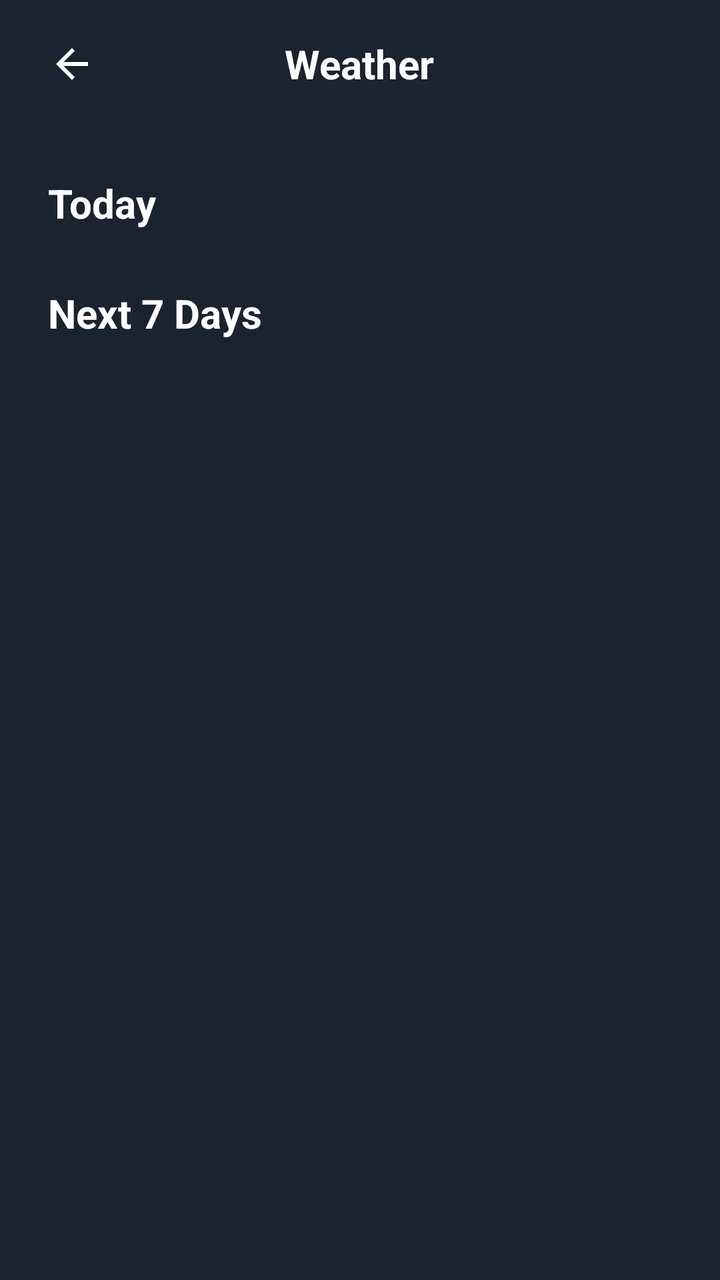
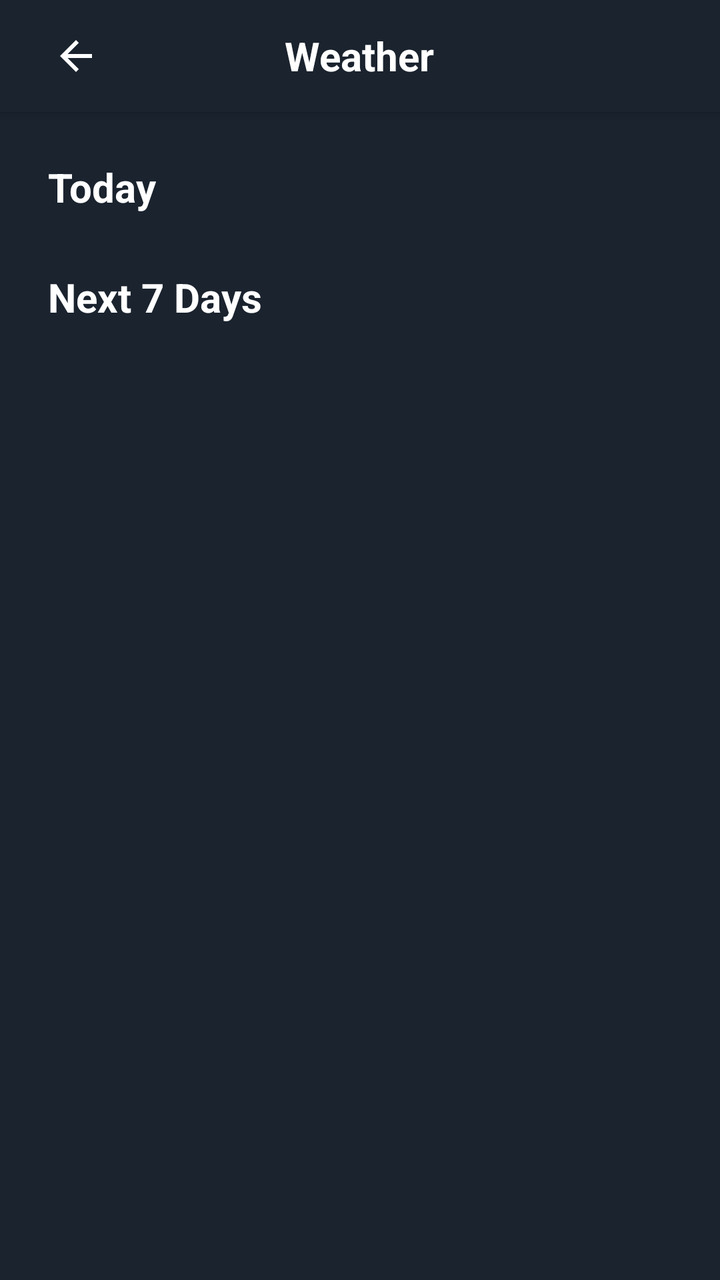

Before-and-after screenshots of an Android layout around one commit, followed by the original layout XML and the change that was made.
<!-- AndroidManifest.xml: application theme Theme.TravelBuddy -->
<!-- res/layout/activity_weather_details.xml -->
<?xml version="1.0" encoding="utf-8"?>
<androidx.constraintlayout.widget.ConstraintLayout xmlns:android="http://schemas.android.com/apk/res/android"
    xmlns:app="http://schemas.android.com/apk/res-auto"
    xmlns:tools="http://schemas.android.com/tools"
    android:id="@+id/main"
    android:layout_width="match_parent"
    android:layout_height="match_parent"
    android:background="@color/onboarding_bg"
    tools:context=".WeatherDetailsActivity">

    
    <RelativeLayout
        android:id="@+id/rlHeader"
        android:layout_width="match_parent"
        android:layout_height="?attr/actionBarSize"
        android:paddingHorizontal="16dp"
        app:layout_constraintTop_toTopOf="parent">

        <ImageView
            android:id="@+id/ivBack"
            android:layout_width="40dp"
            android:layout_height="40dp"
            android:layout_centerVertical="true"
            android:padding="8dp"
            android:src="@drawable/abc_ic_ab_back_material"
            app:tint="@color/white" />

        <TextView
            android:id="@+id/tvWeatherHeader"
            android:layout_width="wrap_content"
            android:layout_height="wrap_content"
            android:layout_centerInParent="true"
            android:text="Weather"
            android:textColor="@color/white"
            android:textSize="20sp"
            android:textStyle="bold" />
    </RelativeLayout>

    <androidx.core.widget.NestedScrollView
        android:layout_width="match_parent"
        android:layout_height="0dp"
        app:layout_constraintBottom_toBottomOf="parent"
        app:layout_constraintTop_toBottomOf="@id/rlHeader">

        <LinearLayout
            android:layout_width="match_parent"
            android:layout_height="wrap_content"
            android:orientation="vertical"
            android:paddingBottom="40dp">

            
            <TextView
                android:layout_width="wrap_content"
                android:layout_height="wrap_content"
                android:layout_marginStart="24dp"
                android:layout_marginTop="24dp"
                android:text="Today"
                android:textColor="@color/white"
                android:textSize="20sp"
                android:textStyle="bold" />

            <androidx.recyclerview.widget.RecyclerView
                android:id="@+id/rvHourly"
                android:layout_width="match_parent"
                android:layout_height="wrap_content"
                android:layout_marginTop="16dp"
                android:clipToPadding="false"
                android:orientation="horizontal"
                android:paddingHorizontal="16dp"
                app:layoutManager="androidx.recyclerview.widget.LinearLayoutManager"
                tools:listitem="@layout/item_weather_hourly" />


            
            <TextView
                android:layout_width="wrap_content"
                android:layout_height="wrap_content"
                android:layout_marginStart="24dp"
                android:layout_marginTop="12dp"
                android:text="Next 7 Days"
                android:textColor="@color/white"
                android:textSize="20sp"
                android:textStyle="bold" />

            <androidx.recyclerview.widget.RecyclerView
                android:id="@+id/rvDaily"
                android:layout_width="match_parent"
                android:layout_height="wrap_content"
                android:layout_marginTop="16dp"
                android:paddingHorizontal="20dp"
                android:nestedScrollingEnabled="false"
                tools:listitem="@layout/item_weather_daily" />

        </LinearLayout>
    </androidx.core.widget.NestedScrollView>

</androidx.constraintlayout.widget.ConstraintLayout>
<!-- res/layout/item_weather_hourly.xml (included above) -->
<?xml version="1.0" encoding="utf-8"?>
<com.google.android.material.card.MaterialCardView xmlns:android="http://schemas.android.com/apk/res/android"
    xmlns:app="http://schemas.android.com/apk/res-auto"
    android:layout_width="90dp"
    android:layout_height="140dp"
    android:layout_margin="6dp"
    app:cardBackgroundColor="#242F3E"
    app:cardCornerRadius="24dp"
    app:cardElevation="0dp">

    <LinearLayout
        android:layout_width="match_parent"
        android:layout_height="match_parent"
        android:gravity="center"
        android:orientation="vertical"
        android:padding="8dp">

        <TextView
            android:id="@+id/tvHourlyTime"
            android:layout_width="wrap_content"
            android:layout_height="wrap_content"
            android:text="10 AM"
            android:textColor="#94A3B8"
            android:textSize="12sp" />

        <ImageView
            android:id="@+id/ivHourlyIcon"
            android:layout_width="32dp"
            android:layout_height="32dp"
            android:layout_marginTop="12dp"
            android:src="@drawable/ic_weather"
            app:tint="#FACC15" />

        <TextView
            android:id="@+id/tvHourlyTemp"
            android:layout_width="wrap_content"
            android:layout_height="wrap_content"
            android:layout_marginTop="12dp"
            android:text="22°"
            android:textColor="@color/white"
            android:textSize="18sp"
            android:textStyle="bold" />
    </LinearLayout>
</com.google.android.material.card.MaterialCardView>
<!-- res/layout/item_weather_daily.xml (included above) -->
<?xml version="1.0" encoding="utf-8"?>
<LinearLayout xmlns:android="http://schemas.android.com/apk/res/android"
    xmlns:app="http://schemas.android.com/apk/res-auto"
    android:layout_width="match_parent"
    android:layout_height="wrap_content"
    android:gravity="center_vertical"
    android:orientation="horizontal"
    android:paddingVertical="16dp">

    <TextView
        android:id="@+id/tvDailyDay"
        android:layout_width="60dp"
        android:layout_height="wrap_content"
        android:text="Wed"
        android:textColor="@color/white"
        android:textSize="16sp" />

    <ImageView
        android:id="@+id/ivDailyIcon"
        android:layout_width="24dp"
        android:layout_height="24dp"
        android:layout_marginStart="24dp"
        android:src="@drawable/ic_weather"
        app:tint="#94A3B8" />

    <TextView
        android:id="@+id/tvDailyLow"
        android:layout_width="0dp"
        android:layout_height="wrap_content"
        android:layout_weight="1"
        android:layout_marginStart="24dp"
        android:text="18°"
        android:textAlignment="viewEnd"
        android:textColor="#94A3B8"
        android:textSize="16sp" />

    <View
        android:layout_width="60dp"
        android:layout_height="4dp"
        android:layout_marginHorizontal="12dp"
        android:background="@drawable/bg_indicator_inactive"
        android:backgroundTint="#F97316" />

    <TextView
        android:id="@+id/tvDailyHigh"
        android:layout_width="40dp"
        android:layout_height="wrap_content"
        android:text="22°"
        android:textAlignment="viewEnd"
        android:textColor="@color/white"
        android:textSize="16sp"
        android:textStyle="bold" />
</LinearLayout>
<!-- resources referenced by this layout -->
<resources>
  <color name="onboarding_bg">#1A232E</color>
  <color name="white">#FFFFFFFF</color>
  <!-- drawable bg_indicator_inactive (drawable) -->
  <?xml version="1.0" encoding="utf-8"?>
  <shape xmlns:android="http://schemas.android.com/apk/res/android">
      <corners android:radius="4dp" />
      <solid android:color="@color/onboarding_indicator_inactive" />
  </shape>
  <!-- drawable ic_weather (drawable) -->
  <vector xmlns:android="http://schemas.android.com/apk/res/android"
      android:width="24dp"
      android:height="24dp"
      android:viewportWidth="24"
      android:viewportHeight="24">
      <path
          android:fillColor="#00A3FF"
          android:pathData="M6.76,4.84l-1.8,1.79l1.41,1.41l1.79,-1.79l-1.4,-1.41zM4,10.5H1v2h3v-2zM12,5.5c-3.31,0 -6,2.69 -6,6s2.69,6 6,6 6,-2.69 6,-6 -2.69,-6 -6,-6zM11,22.45V19h2v3.45c-0.33,0.03 -0.66,0.05 -1,0.05s-0.67,-0.02 -1,-0.05zM17.24,4.84l1.41,1.41l-1.8,1.79l-1.41,-1.41l1.8,-1.79zM20,10.5h3v2h-3v-2z" />
  </vector>
  <style name="Theme.TravelBuddy" parent="Base.Theme.TravelBuddy" />
  <color name="onboarding_indicator_inactive">#4A5568</color>
  <style name="Base.Theme.TravelBuddy" parent="Theme.Material3.DayNight.NoActionBar">
          
          
      </style>
</resources>

<!-- the commit's change to res/layout/activity_weather_details.xml (unified diff, before → after) -->
@@ -9,32 +9,44 @@
     tools:context=".WeatherDetailsActivity">
 
     
-    <RelativeLayout
+    <LinearLayout
         android:id="@+id/rlHeader"
         android:layout_width="match_parent"
-        android:layout_height="?attr/actionBarSize"
-        android:paddingHorizontal="16dp"
+        android:layout_height="wrap_content"
+        android:orientation="vertical"
+        android:background="@color/onboarding_bg"
+        android:elevation="4dp"
         app:layout_constraintTop_toTopOf="parent">
 
-        <ImageView
-            android:id="@+id/ivBack"
-            android:layout_width="40dp"
-            android:layout_height="40dp"
-            android:layout_centerVertical="true"
-            android:padding="8dp"
-            android:src="@drawable/abc_ic_ab_back_material"
-            app:tint="@color/white" />
-
-        <TextView
-            android:id="@+id/tvWeatherHeader"
-            android:layout_width="wrap_content"
-            android:layout_height="wrap_content"
-            android:layout_centerInParent="true"
-            android:text="Weather"
-            android:textColor="@color/white"
-            android:textSize="20sp"
-            android:textStyle="bold" />
-    </RelativeLayout>
+        <RelativeLayout
+            android:layout_width="match_parent"
+            android:layout_height="56dp"
+            android:paddingHorizontal="16dp">
+
+            <ImageView
+                android:id="@+id/ivBack"
+                android:layout_width="44dp"
+                android:layout_height="44dp"
+                android:layout_centerVertical="true"
+                android:background="?attr/selectableItemBackgroundBorderless"
+                android:clickable="true"
+                android:focusable="true"
+                android:contentDescription="Back"
+                android:padding="10dp"
+                android:src="@drawable/ic_back"
+                app:tint="@color/white" />
+
+            <TextView
+                android:id="@+id/tvWeatherHeader"
+                android:layout_width="wrap_content"
+                android:layout_height="wrap_content"
+                android:layout_centerInParent="true"
+                android:text="Weather"
+                android:textColor="@color/white"
+                android:textSize="20sp"
+                android:textStyle="bold" />
+        </RelativeLayout>
+    </LinearLayout>
 
     <androidx.core.widget.NestedScrollView
         android:layout_width="match_parent"
<!-- resource entries referenced after the edit -->
@@ -8,6 +8,16 @@
       <corners android:radius="4dp" />
       <solid android:color="@color/onboarding_indicator_inactive" />
   </shape>
+  <!-- drawable ic_back (drawable) -->
+  <vector xmlns:android="http://schemas.android.com/apk/res/android"
+      android:width="24dp"
+      android:height="24dp"
+      android:viewportWidth="24"
+      android:viewportHeight="24">
+    <path
+        android:fillColor="#FFFFFF"
+        android:pathData="M20,11H7.83l5.59,-5.59L12,4l-8,8 8,8 1.41,-1.41L7.83,13H20v-2z"/>
+  </vector>
   <!-- drawable ic_weather (drawable) -->
   <vector xmlns:android="http://schemas.android.com/apk/res/android"
       android:width="24dp"
